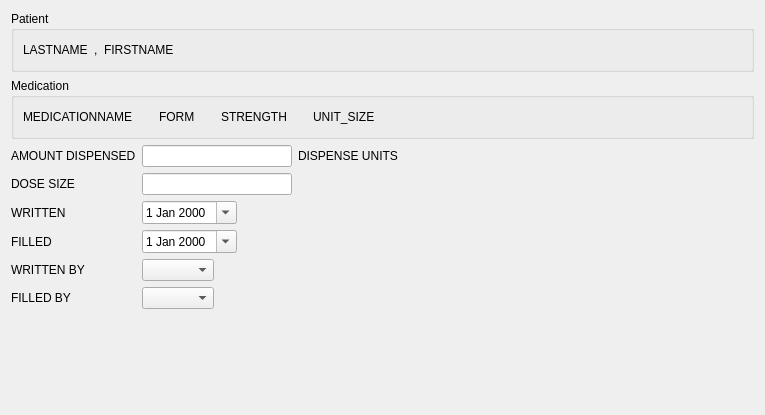
Above: mtrack/apw_page01.ui from kyledevans/Medicine-Track before the change. Below: the same form after it.
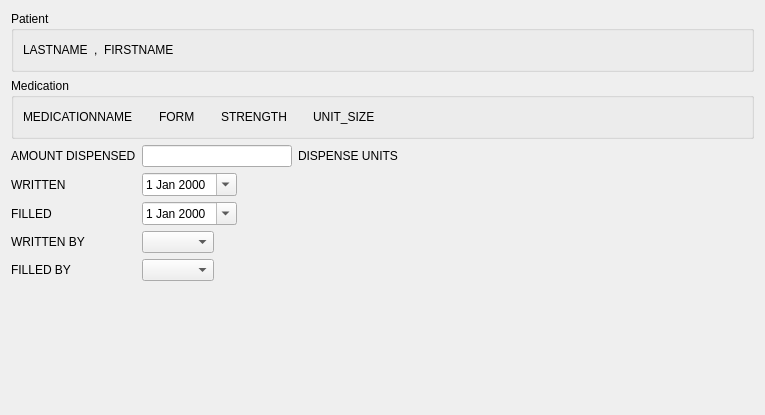
That is the form after the change.

Commit message: Removed dose_size.  Tweaked the prescription wiz. 	modified:   mtrack/apw_page00.cpp 	modified:   mtrack/apw_page00.ui 	modified:   mtrack/apw_page01.cpp 	modified:   mtrack/apw_page01.ui 	modified:   mtrack/database_info.txt

```diff
--- a/mtrack/apw_page01.ui
+++ b/mtrack/apw_page01.ui
@@ -211,56 +211,13 @@
       </layout>
      </item>
      <item row="1" column="0">
-      <widget class="QLabel" name="doseLabel">
-       <property name="text">
-        <string>DOSE SIZE</string>
-       </property>
-      </widget>
-     </item>
-     <item row="1" column="1">
-      <layout class="QHBoxLayout" name="horizontalLayout_3">
-       <item>
-        <widget class="QLineEdit" name="doseField">
-         <property name="minimumSize">
-          <size>
-           <width>150</width>
-           <height>0</height>
-          </size>
-         </property>
-         <property name="maximumSize">
-          <size>
-           <width>150</width>
-           <height>16777215</height>
-          </size>
-         </property>
-         <property name="maxLength">
-          <number>64</number>
-         </property>
-        </widget>
-       </item>
-       <item>
-        <spacer name="horizontalSpacer_4">
-         <property name="orientation">
-          <enum>Qt::Horizontal</enum>
-         </property>
-         <property name="sizeHint" stdset="0">
-          <size>
-           <width>40</width>
-           <height>20</height>
-          </size>
-         </property>
-        </spacer>
-       </item>
-      </layout>
-     </item>
-     <item row="2" column="0">
       <widget class="QLabel" name="writtenLabel">
        <property name="text">
         <string>WRITTEN</string>
        </property>
       </widget>
      </item>
-     <item row="2" column="1">
+     <item row="1" column="1">
       <layout class="QHBoxLayout" name="horizontalLayout_5">
        <item>
         <widget class="QDateEdit" name="writtenField">
@@ -284,14 +241,14 @@
        </item>
       </layout>
      </item>
-     <item row="3" column="0">
+     <item row="2" column="0">
       <widget class="QLabel" name="filledLabel">
        <property name="text">
         <string>FILLED</string>
        </property>
       </widget>
      </item>
-     <item row="3" column="1">
+     <item row="2" column="1">
       <layout class="QHBoxLayout" name="horizontalLayout_6">
        <item>
         <widget class="QDateEdit" name="filledField">
@@ -315,14 +272,14 @@
        </item>
       </layout>
      </item>
-     <item row="4" column="0">
+     <item row="3" column="0">
       <widget class="QLabel" name="writtenByLabel">
        <property name="text">
         <string>WRITTEN BY</string>
        </property>
       </widget>
      </item>
-     <item row="4" column="1">
+     <item row="3" column="1">
       <layout class="QHBoxLayout" name="horizontalLayout">
        <item>
         <widget class="QComboBox" name="writtenByField"/>
@@ -342,14 +299,14 @@
        </item>
       </layout>
      </item>
-     <item row="5" column="0">
+     <item row="4" column="0">
       <widget class="QLabel" name="filledByLabel">
        <property name="text">
         <string>FILLED BY</string>
        </property>
       </widget>
      </item>
-     <item row="5" column="1">
+     <item row="4" column="1">
       <layout class="QHBoxLayout" name="horizontalLayout_2">
        <item>
         <widget class="QComboBox" name="filledByField"/>
```
Left out of the diff: 1 changed line with no effect on the pictures. The commit also changes 4 other files.
